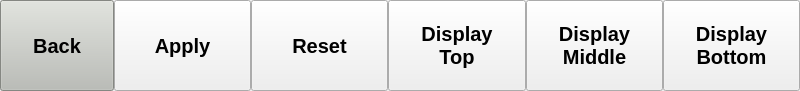
This is gui/alarms/alarmsbar.ui in MariuszSuchenek/MVM_GUI_test2 as Qt 5 draws it before an edit. The edited form follows.
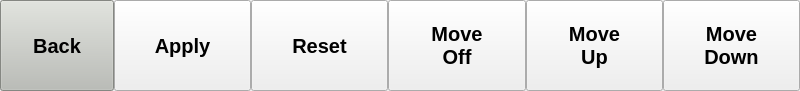
This is the edited form.

Commit message: Changed swapping buttons for monitors to/from monitors bar

The edit to the form file:
```diff
--- a/gui/alarms/alarmsbar.ui
+++ b/gui/alarms/alarmsbar.ui
@@ -538,8 +538,8 @@
       </font>
      </property>
      <property name="text">
-      <string>Display
-Top</string>
+      <string>Move
+Off</string>
      </property>
     </widget>
    </item>
@@ -559,8 +559,8 @@
       </font>
      </property>
      <property name="text">
-      <string>Display
-Middle</string>
+      <string>Move
+Up</string>
      </property>
     </widget>
    </item>
@@ -580,8 +580,8 @@
       </font>
      </property>
      <property name="text">
-      <string>Display
-Bottom</string>
+      <string>Move
+Down</string>
      </property>
     </widget>
    </item>
```
Left out of the diff: 6 changed lines with no effect on the pictures.
